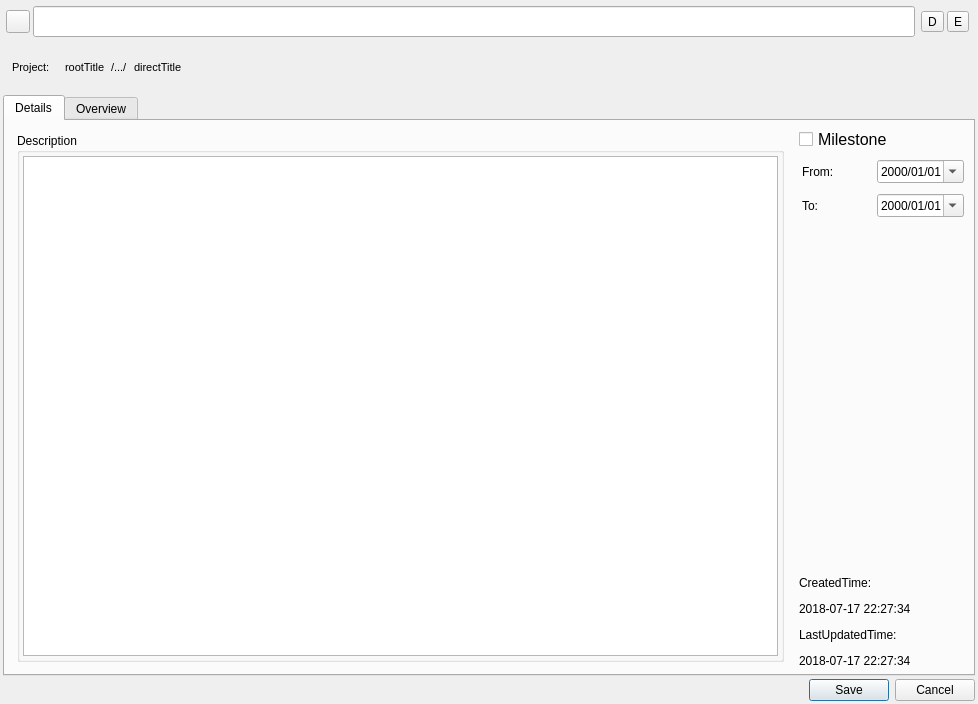
Qt form widgets/ProjectMode/GroupDetailWidget.ui (SeptemberHX/TodoManager) before a commit.
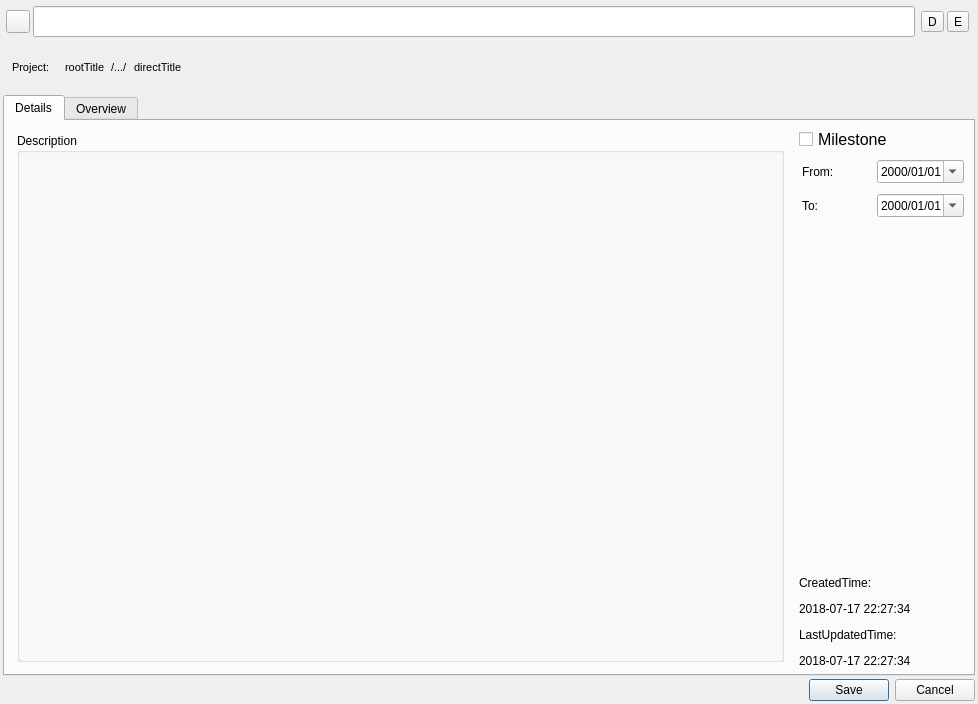
The same form after that commit.

Commit message: Add: MyTextEdit, providing basic tool buttons like Smaller, Larger, Color, Italic, Underline, Strikeout

```diff
--- a/widgets/ProjectMode/GroupDetailWidget.ui
+++ b/widgets/ProjectMode/GroupDetailWidget.ui
@@ -232,9 +232,6 @@
              <property name="bottomMargin">
               <number>3</number>
              </property>
-             <item>
-              <widget class="QTextEdit" name="descriptionTextEdit"/>
-             </item>
             </layout>
            </widget>
           </item>
```
Left out of the diff: 2 changed lines with no effect on the pictures. The commit also changes 13 other files.
